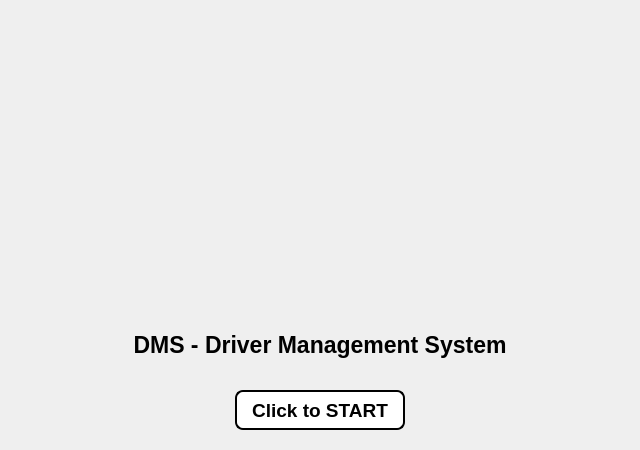
veda-team4/DMS, file ui/startpage.ui: the form before one commit.
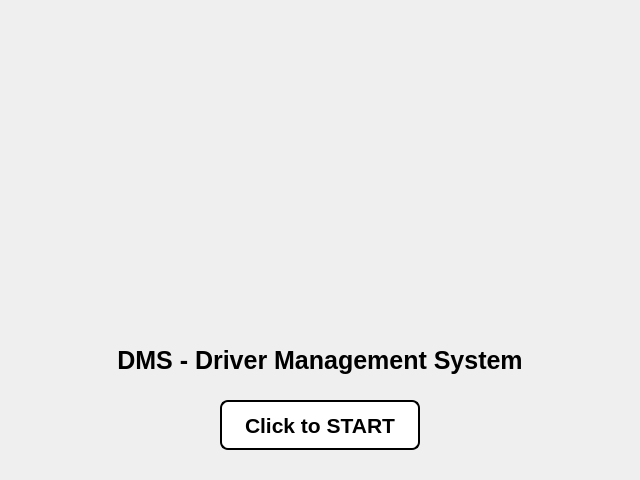
The form after the commit. Icons and pictures are not drawn.

Commit message: ui 수정

What changed in the file:
```diff
--- a/ui/startpage.ui
+++ b/ui/startpage.ui
@@ -7,7 +7,7 @@
     <x>0</x>
     <y>0</y>
     <width>640</width>
-    <height>450</height>
+    <height>480</height>
    </rect>
   </property>
   <property name="sizePolicy">
@@ -29,7 +29,7 @@
    <property name="geometry">
     <rect>
      <x>145</x>
-     <y>0</y>
+     <y>10</y>
      <width>350</width>
      <height>330</height>
     </rect>
@@ -62,9 +62,9 @@
   <widget class="QLabel" name="label">
    <property name="geometry">
     <rect>
-     <x>90</x>
-     <y>325</y>
-     <width>460</width>
+     <x>80</x>
+     <y>340</y>
+     <width>480</width>
      <height>40</height>
     </rect>
    </property>
@@ -88,7 +88,7 @@
    </property>
    <property name="font">
     <font>
-     <pointsize>17</pointsize>
+     <pointsize>19</pointsize>
      <bold>true</bold>
     </font>
    </property>
@@ -102,10 +102,10 @@
   <widget class="QPushButton" name="nextButton">
    <property name="geometry">
     <rect>
-     <x>235</x>
-     <y>390</y>
-     <width>170</width>
-     <height>40</height>
+     <x>220</x>
+     <y>400</y>
+     <width>200</width>
+     <height>50</height>
     </rect>
    </property>
    <property name="sizePolicy">
@@ -128,7 +128,7 @@
    </property>
    <property name="font">
     <font>
-     <pointsize>14</pointsize>
+     <pointsize>16</pointsize>
      <bold>true</bold>
     </font>
    </property>
```
The commit also changes 4 other files.
